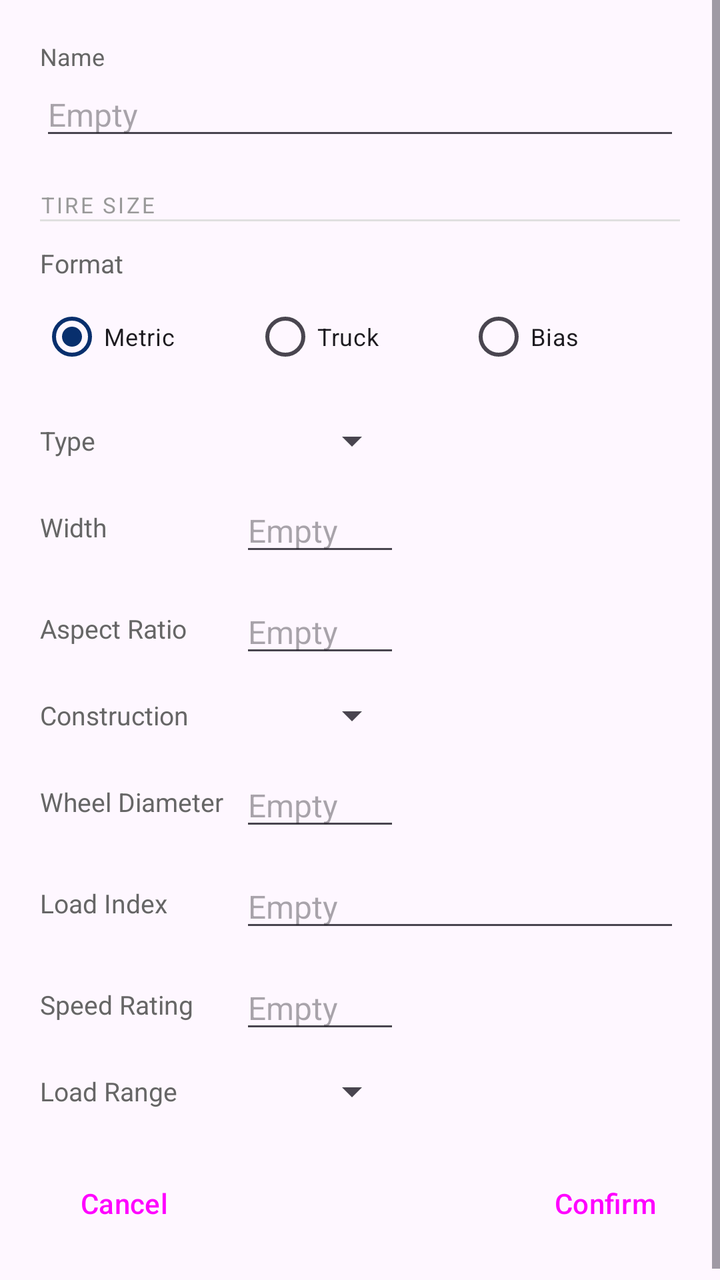
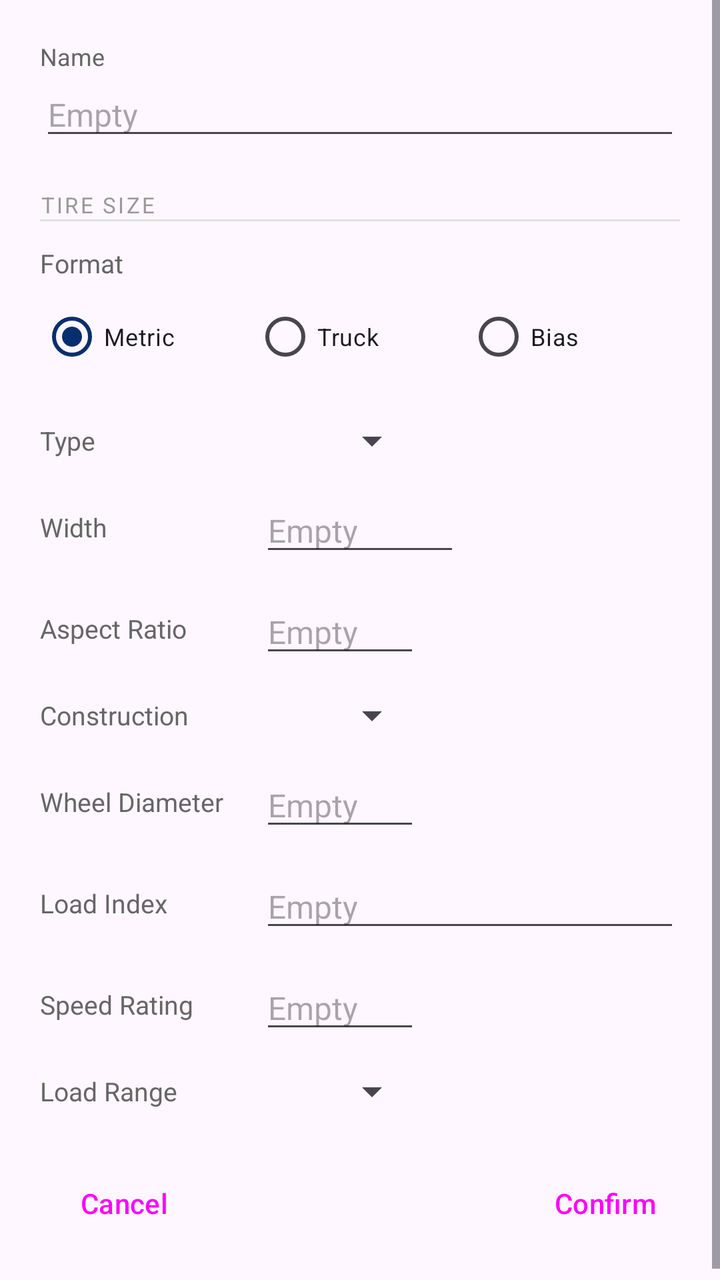

Screens rendered from an Android XML layout before and after an edit, with the pre-edit source and the edit as a unified diff.
<!-- AndroidManifest.xml: application theme Theme.BarcodeScannerApp -->
<!-- res/layout/dialog_manual_entry.xml -->
<?xml version="1.0" encoding="utf-8"?>
<ScrollView xmlns:android="http://schemas.android.com/apk/res/android"
    android:layout_width="match_parent"
    android:layout_height="wrap_content">

    <LinearLayout
        android:layout_width="match_parent"
        android:layout_height="wrap_content"
        android:orientation="vertical"
        android:padding="20dp">

        <TextView
            android:layout_width="wrap_content"
            android:layout_height="wrap_content"
            android:text="Name"
            android:textSize="12sp"
            android:textColor="#666666" />

        <EditText
            android:id="@+id/brandInput"
            android:layout_width="match_parent"
            android:layout_height="wrap_content"
            android:hint="Empty"
            android:inputType="text"
            android:textSize="16sp" />

        <TextView
            android:layout_width="wrap_content"
            android:layout_height="wrap_content"
            android:layout_marginTop="20dp"
            android:text="TIRE SIZE"
            android:textSize="11sp"
            android:textColor="#999999"
            android:letterSpacing="0.1" />

        <View
            android:layout_width="match_parent"
            android:layout_height="1dp"
            android:layout_marginBottom="12dp"
            android:background="#E0E0E0" />

        <TextView
            android:layout_width="wrap_content"
            android:layout_height="wrap_content"
            android:text="Format"
            android:textSize="13sp"
            android:textColor="#666666"
            android:layout_marginBottom="4dp" />

        <RadioGroup
            android:id="@+id/tireModeGroup"
            android:layout_width="match_parent"
            android:layout_height="wrap_content"
            android:orientation="horizontal"
            android:layout_marginBottom="16dp">

            <RadioButton
                android:id="@+id/radioMetric"
                android:layout_width="0dp"
                android:layout_height="wrap_content"
                android:layout_weight="1"
                android:checked="true"
                android:text="Metric"
                android:textSize="12sp" />

            <RadioButton
                android:id="@+id/radioCommercial"
                android:layout_width="0dp"
                android:layout_height="wrap_content"
                android:layout_weight="1"
                android:text="Truck"
                android:textSize="12sp" />

            <RadioButton
                android:id="@+id/radioAtv"
                android:layout_width="0dp"
                android:layout_height="wrap_content"
                android:layout_weight="1"
                android:text="Bias"
                android:textSize="12sp" />

        </RadioGroup>
        
        <LinearLayout
            android:id="@+id/rowPrefix"
            android:layout_width="match_parent"
            android:layout_height="wrap_content"
            android:orientation="horizontal"
            android:gravity="center_vertical"
            android:layout_marginBottom="12dp">
            <TextView android:layout_width="100dp" android:layout_height="wrap_content"
                android:text="Type" android:textSize="13sp" android:textColor="#666666" />
            <Spinner android:id="@+id/tirePrefixSpinner"
                android:layout_width="wrap_content" android:layout_height="wrap_content"
                android:minWidth="80dp" />
        </LinearLayout>

        
        <LinearLayout
            android:id="@+id/rowWidth"
            android:layout_width="match_parent"
            android:layout_height="wrap_content"
            android:orientation="horizontal"
            android:gravity="center_vertical"
            android:layout_marginBottom="12dp">
            <TextView android:layout_width="100dp" android:layout_height="wrap_content"
                android:text="Width" android:textSize="13sp" android:textColor="#666666" />
            <EditText android:id="@+id/tireWidthInput"
                android:layout_width="80dp" android:layout_height="wrap_content"
                android:hint="Empty" android:inputType="number" android:maxLength="3"
                android:textSize="16sp" />
        </LinearLayout>

        
        <LinearLayout
            android:id="@+id/rowRatio"
            android:layout_width="match_parent"
            android:layout_height="wrap_content"
            android:orientation="horizontal"
            android:gravity="center_vertical"
            android:layout_marginBottom="12dp">
            <TextView android:layout_width="100dp" android:layout_height="wrap_content"
                android:text="Aspect Ratio" android:textSize="13sp" android:textColor="#666666" />
            <EditText android:id="@+id/tireRatioInput"
                android:layout_width="80dp" android:layout_height="wrap_content"
                android:hint="Empty" android:inputType="number" android:maxLength="2"
                android:textSize="16sp" />
        </LinearLayout>

        
        <LinearLayout
            android:id="@+id/rowConstruction"
            android:layout_width="match_parent"
            android:layout_height="wrap_content"
            android:orientation="horizontal"
            android:gravity="center_vertical"
            android:layout_marginBottom="12dp">
            <TextView android:layout_width="100dp" android:layout_height="wrap_content"
                android:text="Construction" android:textSize="13sp" android:textColor="#666666" />
            <Spinner android:id="@+id/tireConstructionSpinner"
                android:layout_width="wrap_content" android:layout_height="wrap_content"
                android:minWidth="80dp" />
        </LinearLayout>

        
        <LinearLayout
            android:id="@+id/rowDiameter"
            android:layout_width="match_parent"
            android:layout_height="wrap_content"
            android:orientation="horizontal"
            android:gravity="center_vertical"
            android:layout_marginBottom="12dp">
            <TextView android:layout_width="100dp" android:layout_height="wrap_content"
                android:text="Wheel Diameter" android:textSize="13sp" android:textColor="#666666" />
            <EditText android:id="@+id/tireDiameterInput"
                android:layout_width="80dp" android:layout_height="wrap_content"
                android:hint="Empty" android:inputType="numberDecimal" android:maxLength="4"
                android:textSize="16sp" />
        </LinearLayout>

        
        <LinearLayout
            android:id="@+id/rowLoadIndex"
            android:layout_width="match_parent"
            android:layout_height="wrap_content"
            android:orientation="horizontal"
            android:gravity="center_vertical"
            android:layout_marginBottom="12dp">
            <TextView android:layout_width="100dp" android:layout_height="wrap_content"
                android:text="Load Index" android:textSize="13sp" android:textColor="#666666" />
            <EditText android:id="@+id/tireLoadIndexInput"
                android:layout_width="match_parent" android:layout_height="wrap_content"
                android:hint="Empty" android:inputType="text" android:maxLength="10"
                android:textSize="16sp" />
        </LinearLayout>

        
        <LinearLayout
            android:id="@+id/rowSpeedRating"
            android:layout_width="match_parent"
            android:layout_height="wrap_content"
            android:orientation="horizontal"
            android:gravity="center_vertical"
            android:layout_marginBottom="12dp">
            <TextView android:layout_width="100dp" android:layout_height="wrap_content"
                android:text="Speed Rating" android:textSize="13sp" android:textColor="#666666" />
            <EditText android:id="@+id/tireSpeedRatingInput"
                android:layout_width="80dp" android:layout_height="wrap_content"
                android:hint="Empty" android:inputType="textCapCharacters" android:maxLength="2"
                android:textSize="16sp" />
        </LinearLayout>

        
        <LinearLayout
            android:id="@+id/rowLoadRange"
            android:layout_width="match_parent"
            android:layout_height="wrap_content"
            android:orientation="horizontal"
            android:gravity="center_vertical"
            android:layout_marginBottom="12dp">
            <TextView
                android:id="@+id/labelLoadRange"
                android:layout_width="100dp" android:layout_height="wrap_content"
                android:text="Load Range" android:textSize="13sp" android:textColor="#666666" />
            <Spinner android:id="@+id/plyRatingSpinner"
                android:layout_width="wrap_content" android:layout_height="wrap_content"
                android:minWidth="80dp" />
        </LinearLayout>

        
        <LinearLayout
            android:id="@+id/rowAtvOverall"
            android:layout_width="match_parent"
            android:layout_height="wrap_content"
            android:orientation="horizontal"
            android:gravity="center_vertical"
            android:layout_marginBottom="12dp"
            android:visibility="gone">

            <TextView android:layout_width="100dp" android:layout_height="wrap_content"
                android:text="Overall" android:textSize="13sp" android:textColor="#666666" />

            <EditText android:id="@+id/atvOverallInput"
                android:layout_width="50dp" android:layout_height="wrap_content"
                android:hint="27" android:inputType="number" android:maxLength="3"
                android:textSize="16sp" />

            <TextView android:layout_width="wrap_content" android:layout_height="wrap_content"
                android:text="x" android:textSize="16sp" android:textColor="#666666"
                android:layout_marginHorizontal="4dp" />

            <EditText android:id="@+id/atvWidthInput"
                android:layout_width="50dp" android:layout_height="wrap_content"
                android:hint="9" android:inputType="numberDecimal" android:maxLength="4"
                android:textSize="16sp" />

            <TextView android:layout_width="wrap_content" android:layout_height="wrap_content"
                android:text="-" android:textSize="16sp" android:textColor="#666666"
                android:layout_marginHorizontal="4dp" />

            <EditText android:id="@+id/atvRimInput"
                android:layout_width="50dp" android:layout_height="wrap_content"
                android:hint="12" android:inputType="number" android:maxLength="2"
                android:textSize="16sp" />

        </LinearLayout>

        
        <LinearLayout
            android:layout_width="match_parent"
            android:layout_height="wrap_content"
            android:layout_marginTop="8dp"
            android:orientation="horizontal"
            android:gravity="end">

            <Button
                android:id="@+id/cancelButton"
                style="?android:attr/buttonBarButtonStyle"
                android:layout_width="wrap_content"
                android:layout_height="wrap_content"
                android:text="Cancel" />

            <View android:layout_width="0dp" android:layout_height="1dp" android:layout_weight="1" />

            <Button
                android:id="@+id/confirmButton"
                android:layout_width="wrap_content"
                android:layout_height="wrap_content"
                android:text="Confirm"
                android:layout_marginStart="8dp"
                style="?android:attr/buttonBarButtonStyle" />

        </LinearLayout>

    </LinearLayout>

</ScrollView>
<!-- resources referenced by this layout -->
<resources>
  <style name="Theme.BarcodeScannerApp" parent="Base.Theme.BarcodeScannerApp" />
  <style name="Base.Theme.BarcodeScannerApp" parent="Theme.Material3.DayNight.NoActionBar">
          <item name="android:statusBarColor">#C11236</item>
          <item name="colorPrimary">@color/blue</item>
          <item name="colorSurface">@color/white</item>
          <item name="colorOnSurface">@color/black</item>
      </style>
  <color name="blue">#082F6D</color>
  <color name="white">#FFFFFFFF</color>
  <color name="black">#FF000000</color>
</resources>

<!-- the commit's change to res/layout/dialog_manual_entry.xml (unified diff, before → after) -->
@@ -59,9 +59,9 @@
                 android:layout_width="0dp"
                 android:layout_height="wrap_content"
                 android:layout_weight="1"
-                android:checked="true"
                 android:text="Metric"
-                android:textSize="12sp" />
+                android:textSize="12sp"
+                android:checked="true" />
 
             <RadioButton
                 android:id="@+id/radioCommercial"
@@ -80,6 +80,7 @@
                 android:textSize="12sp" />
 
         </RadioGroup>
+
         
         <LinearLayout
             android:id="@+id/rowPrefix"
@@ -88,7 +89,7 @@
             android:orientation="horizontal"
             android:gravity="center_vertical"
             android:layout_marginBottom="12dp">
-            <TextView android:layout_width="100dp" android:layout_height="wrap_content"
+            <TextView android:layout_width="110dp" android:layout_height="wrap_content"
                 android:text="Type" android:textSize="13sp" android:textColor="#666666" />
             <Spinner android:id="@+id/tirePrefixSpinner"
                 android:layout_width="wrap_content" android:layout_height="wrap_content"
@@ -97,17 +98,34 @@
 
         
         <LinearLayout
+            android:id="@+id/rowMetricOverall"
+            android:layout_width="match_parent"
+            android:layout_height="wrap_content"
+            android:orientation="horizontal"
+            android:gravity="center_vertical"
+            android:layout_marginBottom="12dp"
+            android:visibility="gone">
+            <TextView android:layout_width="110dp" android:layout_height="wrap_content"
+                android:text="Overall Diameter" android:textSize="13sp" android:textColor="#666666" />
+            <EditText android:id="@+id/metricOverallInput"
+                android:layout_width="80dp" android:layout_height="wrap_content"
+                android:hint="37" android:inputType="number" android:maxLength="3"
+                android:textSize="16sp" />
+        </LinearLayout>
+
+        
+        <LinearLayout
             android:id="@+id/rowWidth"
             android:layout_width="match_parent"
             android:layout_height="wrap_content"
             android:orientation="horizontal"
             android:gravity="center_vertical"
             android:layout_marginBottom="12dp">
-            <TextView android:layout_width="100dp" android:layout_height="wrap_content"
+            <TextView android:layout_width="110dp" android:layout_height="wrap_content"
                 android:text="Width" android:textSize="13sp" android:textColor="#666666" />
             <EditText android:id="@+id/tireWidthInput"
-                android:layout_width="80dp" android:layout_height="wrap_content"
-                android:hint="Empty" android:inputType="number" android:maxLength="3"
+                android:layout_width="100dp" android:layout_height="wrap_content"
+                android:hint="Empty" android:inputType="numberDecimal" android:maxLength="6"
                 android:textSize="16sp" />
         </LinearLayout>
 
@@ -119,7 +137,7 @@
             android:orientation="horizontal"
             android:gravity="center_vertical"
             android:layout_marginBottom="12dp">
-            <TextView android:layout_width="100dp" android:layout_height="wrap_content"
+            <TextView android:layout_width="110dp" android:layout_height="wrap_content"
                 android:text="Aspect Ratio" android:textSize="13sp" android:textColor="#666666" />
             <EditText android:id="@+id/tireRatioInput"
                 android:layout_width="80dp" android:layout_height="wrap_content"
@@ -135,7 +153,7 @@
             android:orientation="horizontal"
             android:gravity="center_vertical"
             android:layout_marginBottom="12dp">
-            <TextView android:layout_width="100dp" android:layout_height="wrap_content"
+            <TextView android:layout_width="110dp" android:layout_height="wrap_content"
                 android:text="Construction" android:textSize="13sp" android:textColor="#666666" />
             <Spinner android:id="@+id/tireConstructionSpinner"
                 android:layout_width="wrap_content" android:layout_height="wrap_content"
@@ -150,7 +168,7 @@
             android:orientation="horizontal"
             android:gravity="center_vertical"
             android:layout_marginBottom="12dp">
-            <TextView android:layout_width="100dp" android:layout_height="wrap_content"
+            <TextView android:layout_width="110dp" android:layout_height="wrap_content"
                 android:text="Wheel Diameter" android:textSize="13sp" android:textColor="#666666" />
             <EditText android:id="@+id/tireDiameterInput"
                 android:layout_width="80dp" android:layout_height="wrap_content"
@@ -166,7 +184,7 @@
             android:orientation="horizontal"
             android:gravity="center_vertical"
             android:layout_marginBottom="12dp">
-            <TextView android:layout_width="100dp" android:layout_height="wrap_content"
+            <TextView android:layout_width="110dp" android:layout_height="wrap_content"
                 android:text="Load Index" android:textSize="13sp" android:textColor="#666666" />
             <EditText android:id="@+id/tireLoadIndexInput"
                 android:layout_width="match_parent" android:layout_height="wrap_content"
@@ -182,7 +200,7 @@
             android:orientation="horizontal"
             android:gravity="center_vertical"
             android:layout_marginBottom="12dp">
-            <TextView android:layout_width="100dp" android:layout_height="wrap_content"
+            <TextView android:layout_width="110dp" android:layout_height="wrap_content"
                 android:text="Speed Rating" android:textSize="13sp" android:textColor="#666666" />
             <EditText android:id="@+id/tireSpeedRatingInput"
                 android:layout_width="80dp" android:layout_height="wrap_content"
@@ -200,7 +218,7 @@
             android:layout_marginBottom="12dp">
             <TextView
                 android:id="@+id/labelLoadRange"
-                android:layout_width="100dp" android:layout_height="wrap_content"
+                android:layout_width="110dp" android:layout_height="wrap_content"
                 android:text="Load Range" android:textSize="13sp" android:textColor="#666666" />
             <Spinner android:id="@+id/plyRatingSpinner"
                 android:layout_width="wrap_content" android:layout_height="wrap_content"
@@ -217,7 +235,7 @@
             android:layout_marginBottom="12dp"
             android:visibility="gone">
 
-            <TextView android:layout_width="100dp" android:layout_height="wrap_content"
+            <TextView android:layout_width="110dp" android:layout_height="wrap_content"
                 android:text="Overall" android:textSize="13sp" android:textColor="#666666" />
 
             <EditText android:id="@+id/atvOverallInput"
